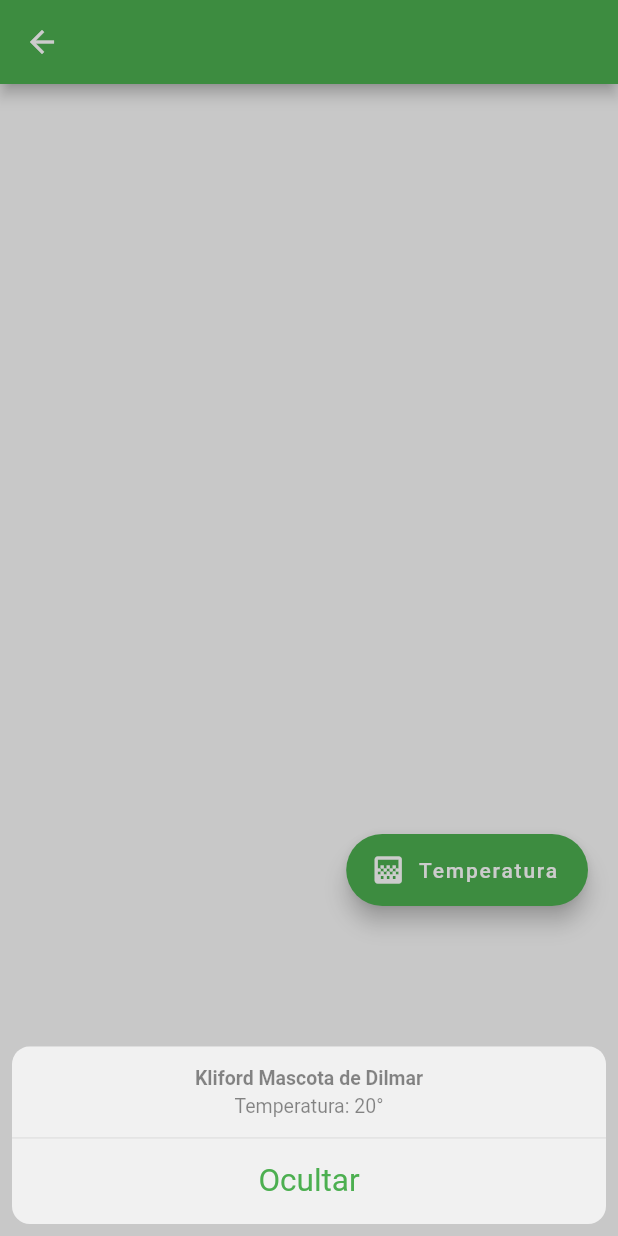
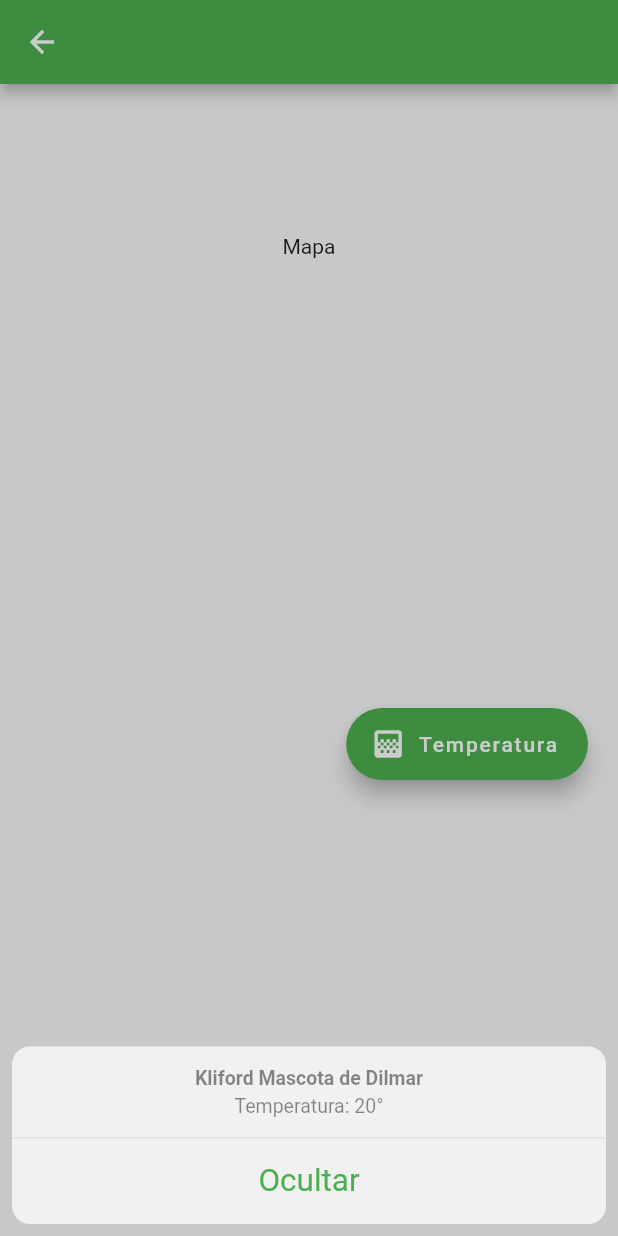
Before and after one commit to DILMAR117/Tags, a Flutter app: the VistaMapa screen opened directly with empty values, after a tap on "Temperatura", on a phone screen of 412 x 824 dp. Run offline on Flutter 3.47's test engine with Material 2 defaults, Android fonts, the phone set to English and light mode, and no system bars.

Commit message:
actualizacion de codigo

```diff
--- a/lib/vista/conectar.dart
+++ b/lib/vista/conectar.dart
@@ -41,7 +41,8 @@ class _ConectarState extends State<VistaConectar> {
   Widget _logo(){
     return Container(
       color: Colors.black,
-      child: Image.asset('assets/logo.png'),
+      child: Text('Tags',
+      style: TextStyle(color: Colors.white, fontSize: 70, fontWeight: FontWeight.bold),),
      margin: EdgeInsets.all(0),
      padding: EdgeInsets.all(30),
      alignment: Alignment.center,
--- a/lib/vista/menu.dart
+++ b/lib/vista/menu.dart
@@ -2,6 +2,7 @@
 
 import 'package:flutter/material.dart';
 import 'package:tags/main.dart';
+import 'package:tags/tab/lista_carrito.dart';
 import 'package:tags/tab/lista_venta.dart';
 import 'package:tags/vista/conectar.dart';
 import 'package:tags/vista/mascota.dart';
@@ -86,12 +87,10 @@ class _MenuState extends State<VistaMenu>{
             leading: Icon(Icons.bar_chart, color:Colors.black, size: 15,),
             title: Text('Reportes', style: TextStyle(fontSize: 15, fontWeight: FontWeight.bold, color: Colors.black),),
             onTap: () {
-              SnackBar snackBar = SnackBar(content: Text('objeto'), duration: Duration(seconds: 3),);
-              ScaffoldMessenger.of(context).showSnackBar(snackBar);
               Navigator.of(context).pop();
               Navigator.of(context).push(
               MaterialPageRoute(
-              builder: (BuildContext context)=>VistaConectar(title: widget.title)
+              builder: (BuildContext context)=>VistaCarrito(title: widget.title)
               )
               );
 
--- a/lib/vistas_obj_masc/mapa_mascota.dart
+++ b/lib/vistas_obj_masc/mapa_mascota.dart
@@ -1,3 +1,4 @@
+
 import 'package:flutter/cupertino.dart';
 import 'package:flutter/material.dart';
 
@@ -23,12 +24,36 @@ class _MapaState extends State<VistaMapa> {
       ),
 
       body: _body(),
+
     );
   }
   Widget _body(){
+    return Form(child:
+    Container(
+      child: Column(
+        children: [
+          _mapa(),
+          _historial()
+        ],
+      ),
+      ),
+    );
+  }
+  Widget _mapa(){
+    return Center(
+      child: Container(
+        alignment: Alignment.center,
+        padding: EdgeInsets.all(100),
+        child: Text('Mapa'),
+        ),
+
+    );
+  }
+
+  Widget _historial(){
      return CupertinoPageScaffold(
        child: Container(
-         padding: EdgeInsets.fromLTRB(0.0, 500, 20.0, 0.0),
+         padding: EdgeInsets.fromLTRB(0.0, 200.0, 20.0, 0.0),
          margin: EdgeInsets.all(0),
          alignment: Alignment.topRight,
         child: FloatingActionButton.extended(
--- a/lib/vistas_obj_masc/mapa_objetos.dart
+++ b/lib/vistas_obj_masc/mapa_objetos.dart
@@ -35,9 +35,9 @@ class _MapaState extends State<VistaMapaObj> {
           onPressed: () {
             showCupertinoModalPopup<void>(
               context: context,
-              builder: (BuildContext context) => CupertinoActionSheet(
+              builder: (BuildContext context) =>  CupertinoActionSheet(
                 title: Text(_objeto + ' de '+ _usuario),
-                message:  Text('Historial'),
+                message:  Text('Historial de ubicaciones'),
                 actions: <CupertinoActionSheetAction>[
                   CupertinoActionSheetAction(
                     child: const Text('Ocultar'),
```
